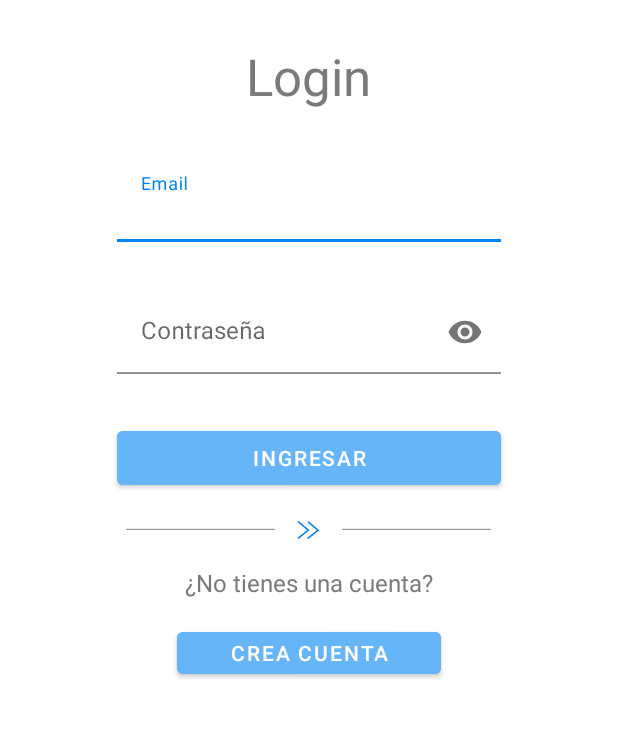
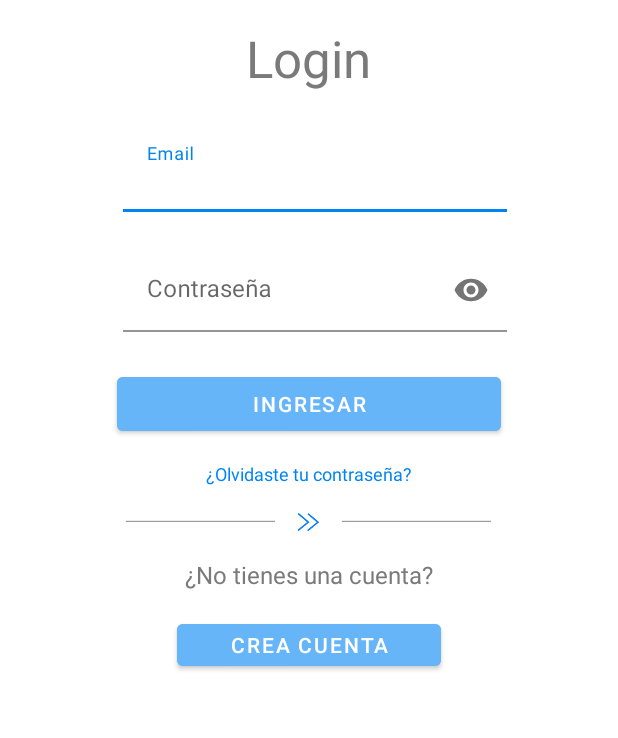
Before and after one commit to Dyeseniact/ReadMe, an Android app: the layout activity_act1_login.xml on its own in the app's theme, with its tools: preview values and no code run, on a phone screen of 412 x 824 dp, the part 288-1026 px from its top. Run offline under Robolectric (Android 15) with nearby library versions, the phone set to English and light mode, and no system bars.

Commit message:
Recuperar contraseña

```diff
--- a/app/src/main/AndroidManifest.xml
+++ b/app/src/main/AndroidManifest.xml
@@ -11,11 +11,9 @@
         android:roundIcon="@mipmap/ic_launcher_round"
         android:supportsRtl="true"
         android:theme="@style/Theme.ReadMe">
-        <activity android:name=".Item2Activity"></activity>
-        <activity android:name=".Item1Activity" />
         <activity android:name=".Act_ConfirmarPago" />
         <activity android:name=".Act_Pagar" />
-        <activity android:name=".Act6_Search">
+        <activity android:name=".Act0_main">
             <intent-filter>
                 <action android:name="android.intent.action.MAIN" />
 
@@ -30,6 +28,7 @@
         <activity android:name=".Act5_Setting" />
         <activity android:name=".MainActivity" />
         <activity android:name=".Act4_MyBooks" />
+        <activity android:name=".Act_Recover_Password" />
     </application>
 
 </manifest>
--- a/app/src/main/java/com/bedu/readme/Act6_Search.kt
+++ b/app/src/main/java/com/bedu/readme/Act6_Search.kt
@@ -4,6 +4,7 @@ package com.bedu.readme
 import android.content.Intent
 import android.os.Bundle
 import android.util.Log
+import android.widget.Toast
 import androidx.appcompat.app.AppCompatActivity
 import androidx.recyclerview.widget.LinearLayoutManager
 import androidx.recyclerview.widget.RecyclerView
@@ -54,6 +55,9 @@ class Act6_Search: AppCompatActivity(), ItemsAdapter.ClickListener {
         when( itemsModal.name){
             "image1" ->
                 startActivity(Intent(this@Act6_Search, Act4_MyBooks::class.java))
+            else -> {
+                Toast.makeText(this, "No actions", Toast.LENGTH_LONG).show()
+            }
         }
     }
 
--- a/app/src/main/res/layout/activity_act1_login.xml
+++ b/app/src/main/res/layout/activity_act1_login.xml
@@ -21,7 +21,7 @@
         android:id="@+id/textView_login"
         android:layout_width="wrap_content"
         android:layout_height="wrap_content"
-        android:layout_marginTop="28dp"
+        android:layout_marginTop="16dp"
         android:text="@string/text_login"
         android:textSize="34sp"
         android:textColor="@color/gray"
@@ -77,13 +77,28 @@
         android:text="@string/text_btnIngresar"
         />
 
+    <TextView
+        android:id="@+id/textView_pass_recover"
+        android:layout_width="wrap_content"
+        android:layout_height="wrap_content"
+        android:layout_marginTop="14dp"
+        android:text="@string/text_recover_pass"
+        android:textSize="12sp"
+        android:textColor="@color/primary1"
+        app:layout_constraintEnd_toEndOf="parent"
+        app:layout_constraintStart_toStartOf="parent"
+        app:layout_constraintTop_toBottomOf="@+id/btn_login"
+        android:clickable="true"/>
+
+
+
     <ImageView
         android:id="@+id/icon_arrow"
         style="@style/icon_arrow"
         android:layout_marginTop="16dp"
         app:layout_constraintEnd_toEndOf="parent"
         app:layout_constraintStart_toStartOf="parent"
-        app:layout_constraintTop_toBottomOf="@+id/btn_login" />
+        app:layout_constraintTop_toBottomOf="@+id/textView_pass_recover" />
 
     <TextView
         android:id="@+id/textView_account"
--- a/app/src/main/res/values/strings.xml
+++ b/app/src/main/res/values/strings.xml
@@ -23,6 +23,10 @@
     <string name="text_act4txv_recently">Leído recientemente</string>
     <string name="text_act4txv_myLiterature">Mi bilioteca</string>
     <string name="text_article">Mis artículos</string>
+    <string name="text_recover_password">Recuperar contraseña</string>
+    <string name="text_btn_recover_password">Recuperar contraseña</string>
+    <string name="text_desc_recover_password">Intruduce tu email y te enviaremos las instrucciones para recuperar tu contraseña</string>
+    <string name="text_recover_pass">¿Olvidaste tu contraseña?</string>
 
     <string name="act3txv">Lo nuevo</string>
     <string name="act3txv1">Te podría interesar</string>
--- a/app/src/main/res/values/style.xml
+++ b/app/src/main/res/values/style.xml
@@ -3,8 +3,8 @@
 
     <style name="text_input_login">
         <item name="android:layout_marginStart">32dp</item>
-        <item name="android:layout_marginEnd">32dp</item>
-        <item name="android:layout_marginTop">32dp</item>
+        <item name="android:layout_marginEnd">24dp</item>
+        <item name="android:layout_marginTop">24dp</item>
         <item name="android:layout_width">256dp</item>
         <item name="android:layout_height">wrap_content</item>
 
@@ -19,7 +19,7 @@
 
     <style name="buttom_login">
         <item name="android:backgroundTint">@color/primary2</item>
-        <item name="android:layout_margin">32dp</item>
+        <item name="android:layout_margin">24dp</item>
         <item name="android:textColor">@color/white</item>
         <item name="android:layout_width">256dp</item>
         <item name="android:layout_height">wrap_content</item>
@@ -101,4 +101,20 @@
         <item name="android:paddingStart">56dp</item>
         <item name="android:paddingEnd">56dp</item>
     </style>
+
+    <style name="edit_text_recover_password">
+        <item name="android:layout_width">320dp</item>
+        <item name="android:layout_height">wrap_content</item>
+        <item name="android:textCursorDrawable">@color/primary1</item>
+        <item name="android:layout_marginTop">16dp</item>
+        <item name="android:maxLines">1</item>
+    </style>
+
+    <style name="buttom_login_recover">
+        <item name="android:backgroundTint">@color/primary2</item>
+        <item name="android:layout_margin">32dp</item>
+        <item name="android:textColor">@color/white</item>
+        <item name="android:layout_width">256dp</item>
+        <item name="android:layout_height">wrap_content</item>
+    </style>
 </resources>
```
Also changed, not shown: app/src/main/java/com/bedu/readme/Act1_login.kt (+8 -0 lines), app/src/main/java/com/bedu/readme/Act_Recover_Password.kt (added, +36 -0 lines), app/src/main/res/layout/activity_recover_password.xml (added, +92 -0 lines).
